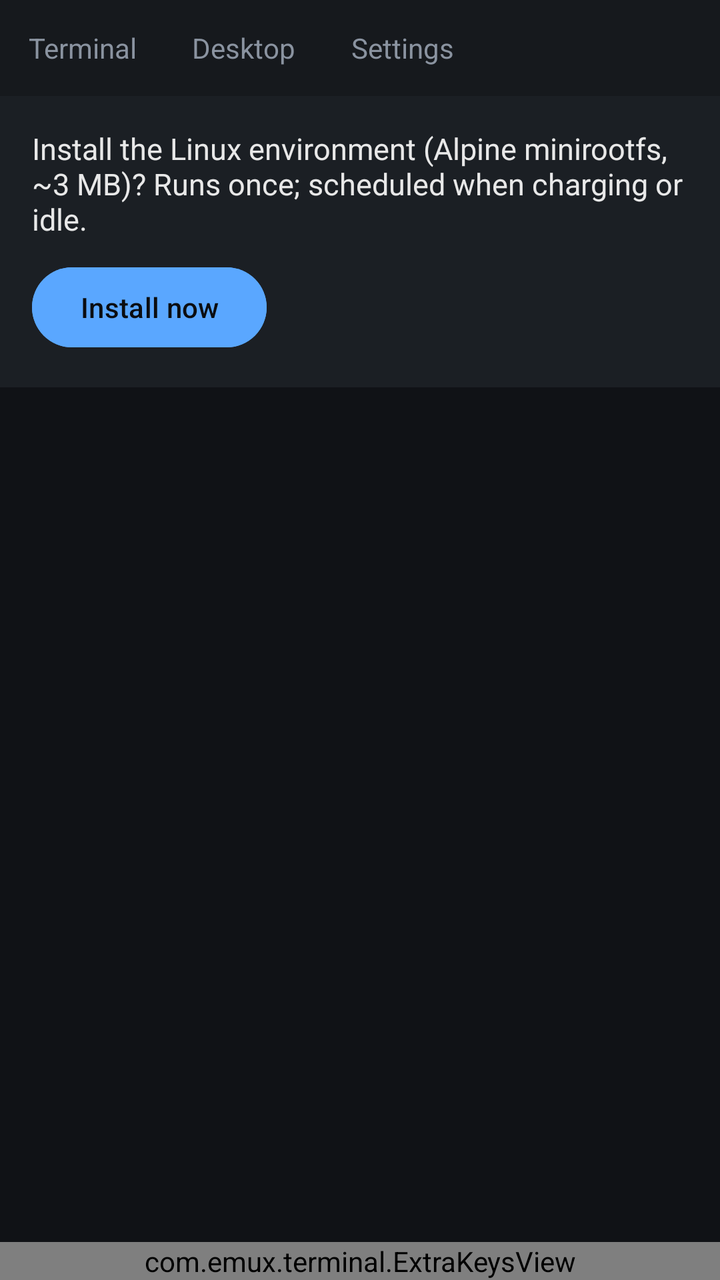
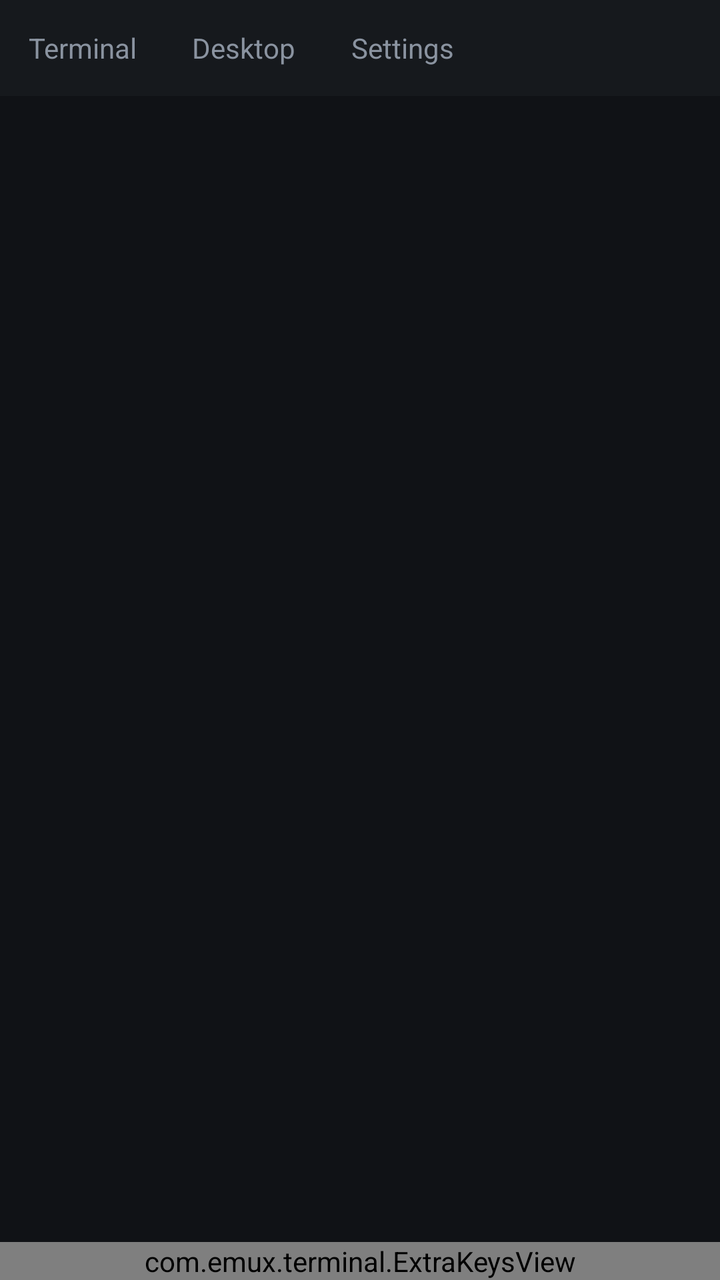

The first picture is an Android layout as it rendered before a commit; the second is the same layout after the commit. The layout source and the unified diff follow.
<!-- AndroidManifest.xml: activity theme EmuX -->
<!-- res/layout/activity_main.xml -->
<?xml version="1.0" encoding="utf-8"?>
<androidx.constraintlayout.widget.ConstraintLayout
    xmlns:android="http://schemas.android.com/apk/res/android"
    xmlns:app="http://schemas.android.com/apk/res-auto"
    android:id="@+id/root"
    android:layout_width="match_parent"
    android:layout_height="match_parent"
    android:background="#101216"
    android:fitsSystemWindows="true">

    
    <LinearLayout
        android:id="@+id/topBar"
        android:layout_width="0dp"
        android:layout_height="48dp"
        android:orientation="horizontal"
        android:gravity="center_vertical"
        android:background="#16191D"
        app:layout_constraintTop_toTopOf="parent"
        app:layout_constraintStart_toStartOf="parent"
        app:layout_constraintEnd_toEndOf="parent">

        <TextView android:id="@+id/tabTerm" style="@style/EmuX.Tab" android:text="@string/tab_terminal" />
        <TextView android:id="@+id/tabX11" style="@style/EmuX.Tab" android:text="@string/tab_desktop" />
        <TextView android:id="@+id/tabSettings" style="@style/EmuX.Tab" android:text="@string/tab_settings" />

        <View android:layout_width="0dp" android:layout_height="1dp" android:layout_weight="1" />

        <TextView android:id="@+id/statusSessions"
            android:layout_width="wrap_content" android:layout_height="wrap_content"
            android:textColor="#8A93A0" android:textSize="12sp"
            android:paddingEnd="10dp" android:paddingStart="0dp" />
        <TextView android:id="@+id/statusRoot"
            android:layout_width="wrap_content" android:layout_height="wrap_content"
            android:textColor="#8A93A0" android:textSize="12sp"
            android:paddingEnd="12dp" android:paddingStart="0dp" />
    </LinearLayout>

    
    <LinearLayout
        android:id="@+id/bootstrapPane"
        android:layout_width="0dp"
        android:layout_height="wrap_content"
        android:orientation="vertical"
        android:padding="16dp"
        android:background="#1B1F24"
        app:layout_constraintTop_toBottomOf="@id/topBar"
        app:layout_constraintStart_toStartOf="parent"
        app:layout_constraintEnd_toEndOf="parent">

        <TextView
            android:layout_width="wrap_content" android:layout_height="wrap_content"
            android:text="@string/bootstrap_prompt"
            android:textColor="#E8E8E8" android:textSize="15sp" />

        <com.google.android.material.progressindicator.LinearProgressIndicator
            android:id="@+id/bootstrapBar"
            android:layout_width="match_parent"
            android:layout_height="wrap_content"
            android:layout_marginTop="12dp"
            android:visibility="gone"
            app:indicatorColor="#5AA7FF"
            app:trackColor="#2A2F36" />

        <TextView android:id="@+id/bootstrapLabel"
            android:layout_width="wrap_content" android:layout_height="wrap_content"
            android:textColor="#8A93A0" android:textSize="12sp"
            android:layout_marginTop="6dp" android:visibility="gone" />

        <Button android:id="@+id/btnInstall"
            android:layout_width="wrap_content" android:layout_height="wrap_content"
            android:layout_marginTop="10dp"
            android:text="@string/bootstrap_install"
            android:backgroundTint="#5AA7FF"
            android:textColor="#0B0D10" />
    </LinearLayout>

    
    <FrameLayout
        android:id="@+id/termContainer"
        android:layout_width="0dp"
        android:layout_height="0dp"
        app:layout_constraintTop_toBottomOf="@id/bootstrapPane"
        app:layout_constraintBottom_toTopOf="@id/extraKeys"
        app:layout_constraintStart_toStartOf="parent"
        app:layout_constraintEnd_toEndOf="parent" />

    
    <FrameLayout
        android:id="@+id/paneDesktop"
        android:layout_width="0dp"
        android:layout_height="0dp"
        android:visibility="gone"
        app:layout_constraintTop_toBottomOf="@id/bootstrapPane"
        app:layout_constraintBottom_toTopOf="@id/desktopStatus"
        app:layout_constraintStart_toStartOf="parent"
        app:layout_constraintEnd_toEndOf="parent">

        <com.emux.x11.DesktopView
            android:id="@+id/desktopView"
            android:layout_width="match_parent"
            android:layout_height="match_parent" />
    </FrameLayout>

    <TextView android:id="@+id/desktopStatus"
        android:layout_width="0dp" android:layout_height="wrap_content"
        android:visibility="gone"
        android:gravity="center"
        android:textColor="#8A93A0" android:textSize="12sp"
        android:padding="6dp"
        app:layout_constraintBottom_toTopOf="@id/extraKeys"
        app:layout_constraintStart_toStartOf="parent"
        app:layout_constraintEnd_toEndOf="parent" />

    
    <com.emux.terminal.ExtraKeysView
        android:id="@+id/extraKeys"
        android:layout_width="0dp"
        android:layout_height="wrap_content"
        android:background="#101216"
        app:layout_constraintBottom_toBottomOf="parent"
        app:layout_constraintStart_toStartOf="parent"
        app:layout_constraintEnd_toEndOf="parent" />

</androidx.constraintlayout.widget.ConstraintLayout>
<!-- resources referenced by this layout -->
<resources>
  <string name="bootstrap_install">Install now</string>
  <string name="bootstrap_prompt">Install the Linux environment (Alpine minirootfs, ~3 MB)? Runs once; scheduled when charging or idle.</string>
  <string name="tab_desktop">Desktop</string>
  <string name="tab_settings">Settings</string>
  <string name="tab_terminal">Terminal</string>
  <style name="EmuX.Tab">
          <item name="android:layout_width">wrap_content</item>
          <item name="android:layout_height">match_parent</item>
          <item name="android:gravity">center</item>
          <item name="android:paddingStart">14dp</item>
          <item name="android:paddingEnd">14dp</item>
          <item name="android:textColor">@color/tab_text</item>
          <item name="android:textSize">14sp</item>
          <item name="android:background">?android:selectableItemBackground</item>
      </style>
  <style name="EmuX" parent="Theme.Material3.Dark.NoActionBar">
          <item name="colorPrimary">@color/emux_accent</item>
          <item name="android:windowBackground">@color/emux_bg</item>
          <item name="android:statusBarColor">@color/emux_bg</item>
          <item name="android:navigationBarColor">@color/emux_bg</item>
      </style>
  <color name="emux_accent">#5AA7FF</color>
  <color name="emux_bg">#101216</color>
</resources>

<!-- the commit's change to res/layout/activity_main.xml (unified diff, before → after) -->
@@ -44,6 +44,7 @@
         android:orientation="vertical"
         android:padding="16dp"
         android:background="#1B1F24"
+        android:visibility="gone"
         app:layout_constraintTop_toBottomOf="@id/topBar"
         app:layout_constraintStart_toStartOf="parent"
         app:layout_constraintEnd_toEndOf="parent">
